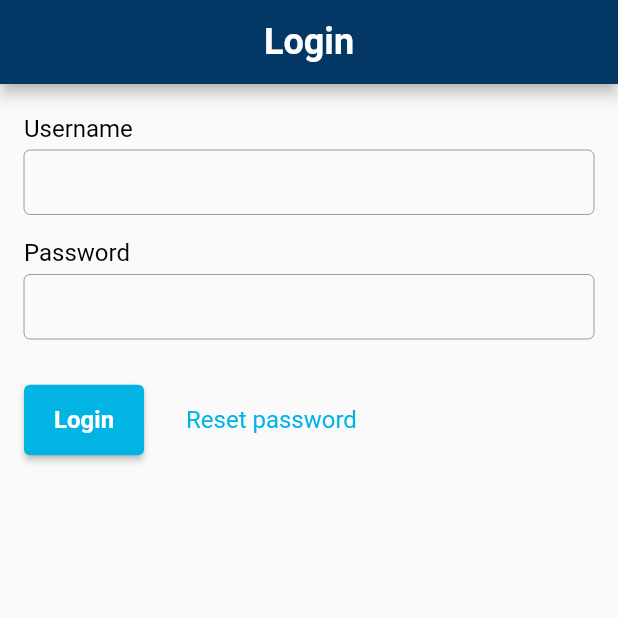
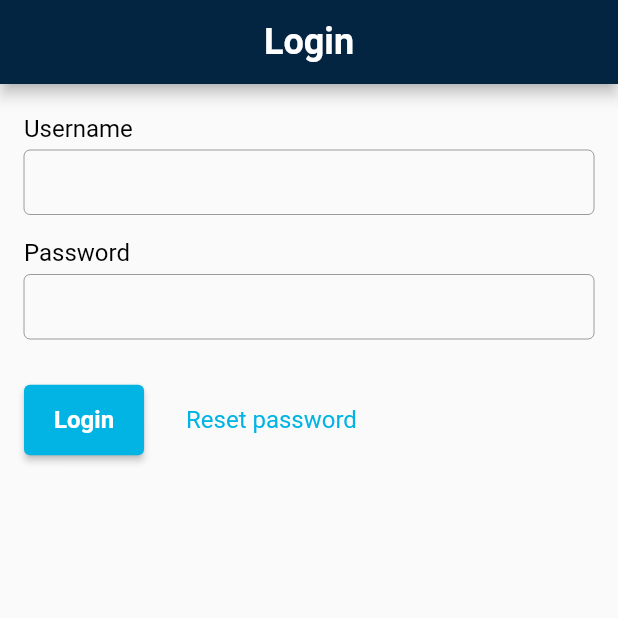
Before and after one commit to Beisenbayev/mobile-tmdb-app, a Flutter app: the screen it shows after launch, on a phone screen of 412 x 824 dp, the top half of it. Run offline on Flutter 3.47's test engine with Material 2 defaults, Android fonts, the phone set to English and light mode, and no system bars.

Commit message:
profile-page [theme / app-bar theme was changed]

```diff
--- a/lib/app.dart
+++ b/lib/app.dart
@@ -10,11 +10,11 @@ class App extends StatelessWidget {
       title: 'MooVeeLand',
       theme: ThemeData(
         appBarTheme: const AppBarTheme(
-          backgroundColor: Color(0xff033765),
+          backgroundColor: Color.fromRGBO(3, 37, 65, 1),
           foregroundColor: Colors.white,
         ),
       ),
-      home: LoginPage(),
+      home: const LoginPage(),
     );
   }
 }
--- a/lib/widgets/login_form_widget.dart
+++ b/lib/widgets/login_form_widget.dart
@@ -46,7 +46,7 @@ class _LoginFormWidgetState extends State<LoginFormWidget> {
 class _InputField extends StatelessWidget {
   final String label;
 
-  _InputField({
+  const _InputField({
     key,
     required this.label,
   }) : super(key: key);
```
